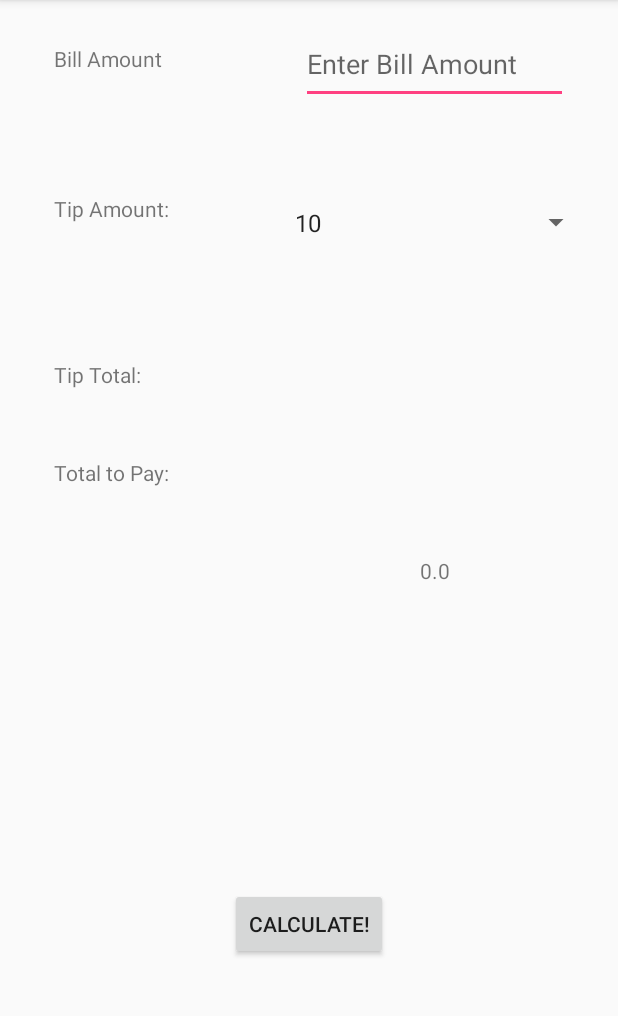
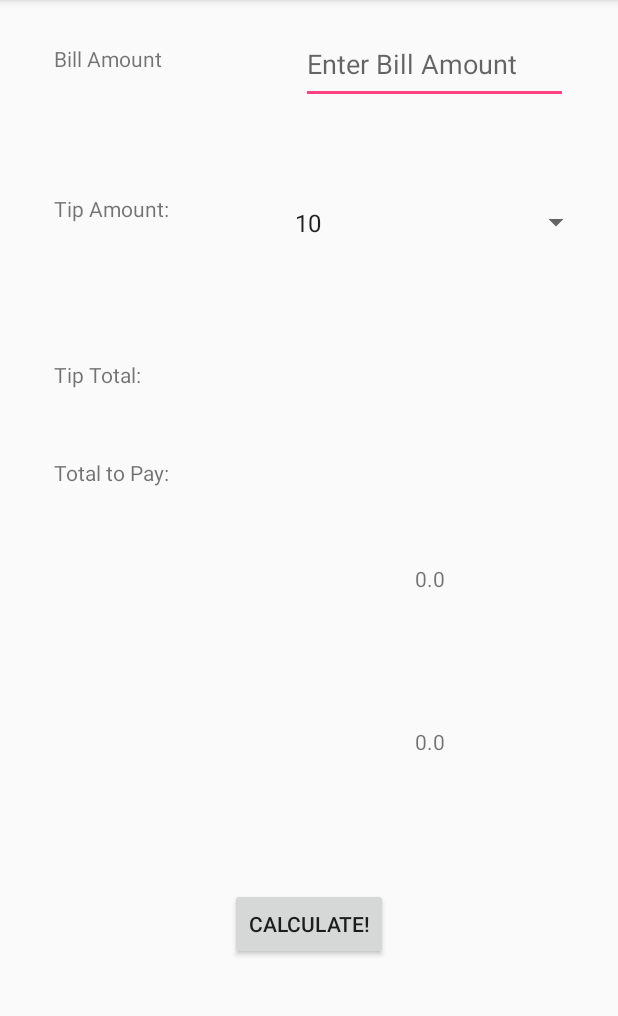
Before and after one commit to gness1804/android-tip-calc, an Android app: the screen it shows after launch (MainActivity), after a tap on "CALCULATE!", on a phone screen of 412 x 824 dp, the part 84-1100 px from its top. Run offline under Robolectric (Android 15) with nearby library versions, the phone set to English and light mode, and no system bars; 1 statement that could not run was skipped.

Commit message:
Total bill calculates successfully

```diff
--- a/app/src/main/java/com/example/grahamnessler/tipcalculator/MainActivity.java
+++ b/app/src/main/java/com/example/grahamnessler/tipcalculator/MainActivity.java
@@ -16,6 +16,7 @@ public class MainActivity extends AppCompatActivity implements AdapterView.OnIte
     private String[] choices = {"10", "15", "20", "25"};
     double billAmount;
     double totalTip;
+    double totalBill;
 
 
     @Override
@@ -47,10 +48,14 @@ public class MainActivity extends AppCompatActivity implements AdapterView.OnIte
     public void calculateTip (View view) {
         EditText amt = (EditText) findViewById(R.id.billAmountInput);
         TextView total = (TextView) findViewById(R.id.tipTotalOutput);
+        TextView billTotal = (TextView) findViewById(R.id.totalBillOutput);
         String bill = amt.getText().toString();
         billAmount = Double.parseDouble(bill);
         totalTip = tipPercent * billAmount;
         String tipString = Double.toString(totalTip);
         total.setText(tipString);
+        totalBill = billAmount + totalTip;
+        String billString = Double.toString(totalBill);
+        billTotal.setText(billString);
     }
 }
--- a/app/src/main/res/layout/activity_main.xml
+++ b/app/src/main/res/layout/activity_main.xml
@@ -81,10 +81,28 @@
         android:layout_width="wrap_content"
         android:layout_height="wrap_content"
         android:layout_marginBottom="8dp"
-        android:layout_marginRight="112dp"
+        android:layout_marginRight="115dp"
         app:layout_constraintBottom_toBottomOf="parent"
         app:layout_constraintRight_toRightOf="parent"
-        app:layout_constraintTop_toTopOf="parent" />
+        app:layout_constraintTop_toTopOf="parent"
+        app:layout_constraintVertical_bias="0.508"
+        app:layout_constraintLeft_toRightOf="@+id/tipTotalText"
+        android:layout_marginLeft="8dp"
+        app:layout_constraintHorizontal_bias="1.0" />
+
+    <TextView
+        android:id="@+id/totalBillOutput"
+        android:layout_width="wrap_content"
+        android:layout_height="wrap_content"
+        android:layout_marginBottom="8dp"
+        android:layout_marginLeft="8dp"
+        android:layout_marginRight="115dp"
+        app:layout_constraintBottom_toBottomOf="parent"
+        app:layout_constraintHorizontal_bias="1.0"
+        app:layout_constraintLeft_toRightOf="@+id/tipTotalText"
+        app:layout_constraintRight_toRightOf="parent"
+        app:layout_constraintTop_toTopOf="parent"
+        app:layout_constraintVertical_bias="0.654" />
 
     <Button
         android:id="@+id/mainButton"
```
